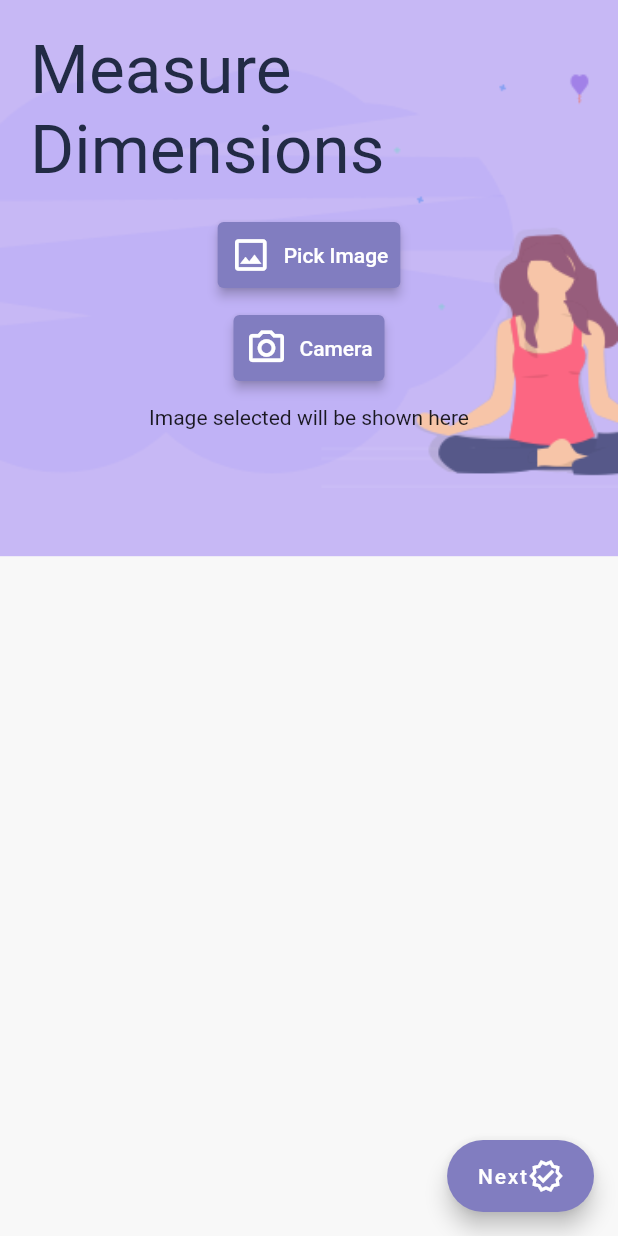
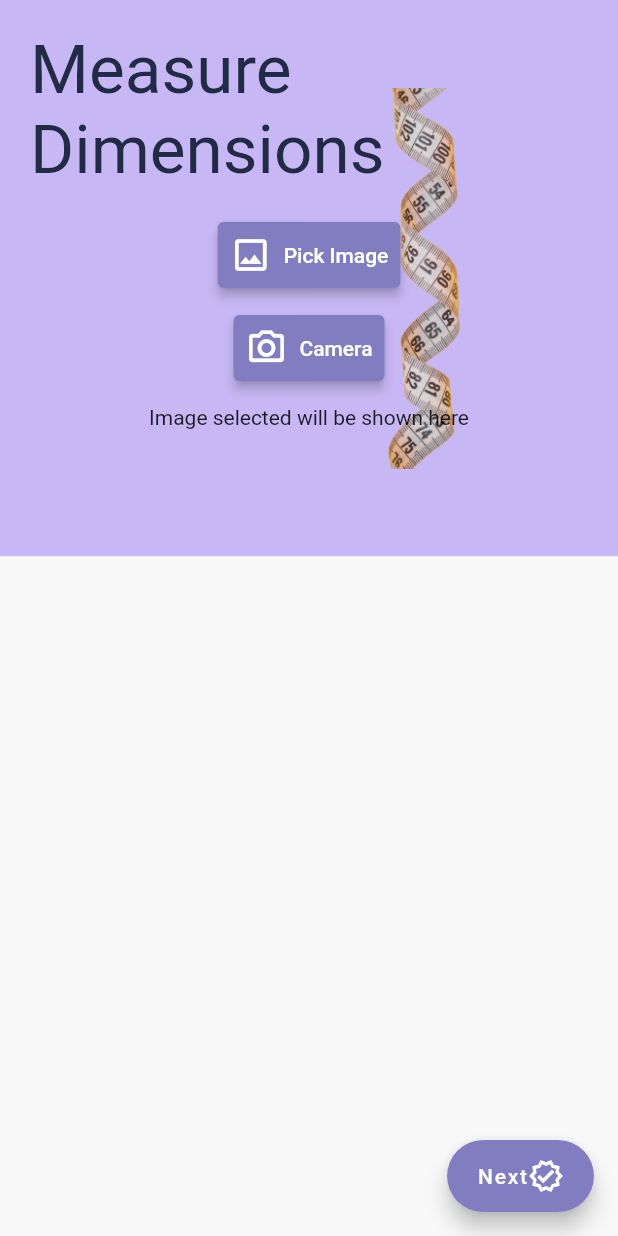
Before and after one commit to ShresthaUtsav03/lets-measure, a Flutter app: the screen it shows after launch, after a tap on "Measure Dimensions", on a phone screen of 412 x 824 dp. Run offline on Flutter 3.47's test engine with Material 2 defaults, Android fonts, the phone set to English and light mode, and no system bars; our stand-ins replace flutter_spinkit, flutter_svg, image_picker; project files that could hold a hidden picture were left out.

Commit message:
Icon changes

```diff
--- a/lib/constants.dart
+++ b/lib/constants.dart
@@ -7,4 +7,4 @@ const kBlueLightColor = Color(0xFFC7B8F5);
 const kBlueColor = Color(0xFF817DC0);
 const kShadowColor = Color(0xFFE6E6E6);
 const String kApiUrl =
-    'http://70d9-2400-1a00-b040-a323-7477-149b-4bea-9330.ngrok.io/';
+    'http://fa06-2400-1a00-b040-a323-844d-c0c9-2c39-81ed.ngrok.io/';
--- a/lib/views/graphic_input.dart
+++ b/lib/views/graphic_input.dart
@@ -65,7 +65,7 @@ class _ImageInputScreenState extends State<ImageInputScreen> {
             decoration: BoxDecoration(
               color: kBlueLightColor,
               image: DecorationImage(
-                image: AssetImage("assets/images/meditation_bg.png"),
+                image: AssetImage("assets/images/tape_bg.png"),
                 fit: BoxFit.fitWidth,
               ),
             ),
--- a/lib/views/home.dart
+++ b/lib/views/home.dart
@@ -57,22 +57,22 @@ class HomeScreen extends StatelessWidget {
                       children: <Widget>[
                         CategoryCard(
                           title: "Measure Dimensions",
-                          svgSrc: "assets/icons/Hamburger.svg",
+                          svgSrc: "assets/icons/Scales.svg",
                           selectedOption: 'Dimension',
                         ),
                         CategoryCard(
                           title: "Detect Color",
-                          svgSrc: "assets/icons/gym.svg",
+                          svgSrc: "assets/icons/Color.svg",
                           selectedOption: 'Color',
                         ),
                         CategoryCard(
                           title: "Measure Angle",
-                          svgSrc: "assets/icons/Meditation.svg",
+                          svgSrc: "assets/icons/Angle.svg",
                           selectedOption: 'Angle',
                         ),
                         CategoryCard(
                           title: "Compass \nand Level ",
-                          svgSrc: "assets/icons/yoga.svg",
+                          svgSrc: "assets/icons/Compass1.svg",
                           selectedOption: 'Compass',
                         ),
                       ],
--- a/lib/widgets/category_card.dart
+++ b/lib/widgets/category_card.dart
@@ -53,7 +53,7 @@ class CategoryCard extends StatelessWidget {
                   const Spacer(),
                   SvgPicture.asset(
                     svgSrc,
-                    height: 60,
+                    height: 80,
                   ),
                   const Spacer(),
                   Text(title,
--- a/pubspec.yaml
+++ b/pubspec.yaml
@@ -39,6 +39,7 @@ dependencies:
   flutter_svg: ^0.23.0+1
   loading_indicator: ^3.0.2
   flutter_spinkit: ^5.1.0
+  image_crop: ^0.4.0
 
 dev_dependencies:
   flutter_test:
```
Also changed, not shown: lib/views/image_output.dart (+11 -4 lines), assets/icons/Angle.svg (added), assets/icons/Color.svg (added), assets/icons/Compass.svg (deleted), assets/icons/Compass1.svg (added), assets/icons/Compass2.svg (added), assets/icons/Scales.svg (added), assets/icons/colors.svg (deleted), assets/images/measure_bg.png (added), assets/images/tape_bg.png (added), pubspec.lock.
